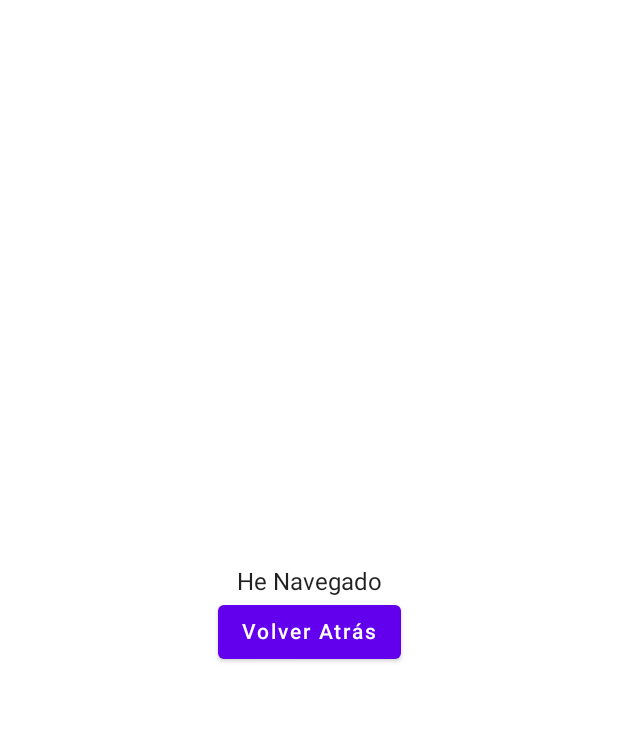
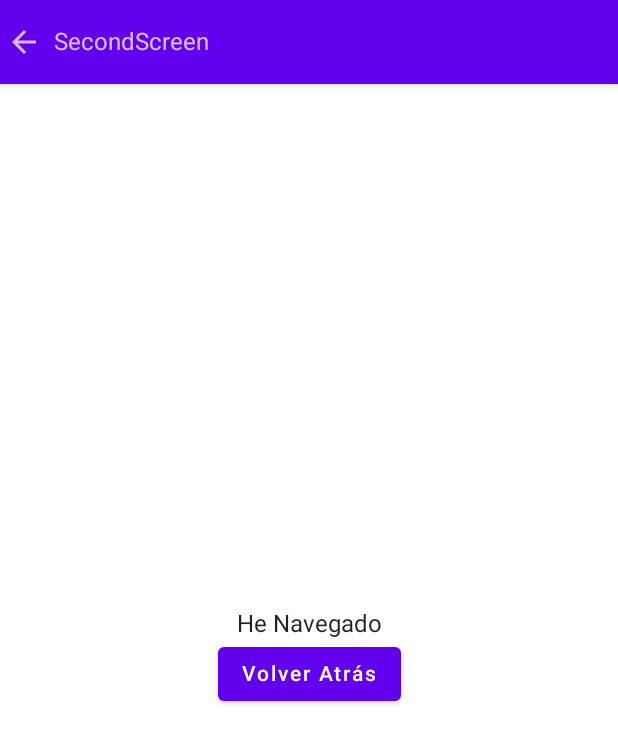
Before and after one commit to JBCampari/NavegaPantallas, an Android app built with Jetpack Compose: the SecondScreen screen opened through its navigation route, on a phone screen of 412 x 824 dp. Shown: the top 743 px of the screen. Run offline under Robolectric (Android 15) with nearby library versions, the light colour scheme and no system bars.

Commit message:
Por Fin!!!

```diff
--- a/app/src/main/java/com/example/navegapantallas/screens/FirstScreen.kt
+++ b/app/src/main/java/com/example/navegapantallas/screens/FirstScreen.kt
@@ -1,23 +1,29 @@
 package com.example.navegapantallas.screens
 
-import androidx.compose.foundation.layout.Arrangement
-import androidx.compose.foundation.layout.padding
-import androidx.compose.foundation.layout.Column
-import androidx.compose.foundation.layout.fillMaxSize
-import androidx.compose.material.Button
+import androidx.compose.foundation.clickable
+import androidx.compose.foundation.layout.*
+import androidx.compose.material.*
 import androidx.compose.runtime.Composable
-import androidx.compose.material.Scaffold
-import androidx.compose.material.Text
+import androidx.compose.material.icons.Icons
+import androidx.compose.material.icons.filled.ArrowBack
 import androidx.compose.ui.Alignment
 import androidx.compose.ui.Modifier
 import androidx.compose.ui.tooling.preview.Preview
+import androidx.compose.ui.unit.dp
 import androidx.navigation.NavController
+import com.example.navegapantallas.navigation.AppScreens
 
 @Composable
 fun FirstScreen(navController: NavController) {
 
-    Scaffold { padding ->
-        var modifier = Modifier.padding()
+    Scaffold (
+        topBar = {
+            TopAppBar() {
+               Spacer(modifier = Modifier.width(8.dp))
+                Text(text = "FirstScreen")
+            }
+        }
+            ){
         BodyContent(navController)
     }
 
@@ -33,7 +39,9 @@ fun BodyContent(navController: NavController) {
     ) {
 
         Text(text = "Hola Navegación")
-        Button(onClick = { /*TODO*/ }) {
+        Button(onClick = {
+            navController.navigate(route = AppScreens.SecondScreen.route)
+        }) {
             Text(text = "Navega")
         }
 
--- a/app/src/main/java/com/example/navegapantallas/screens/SecondScreen.kt
+++ b/app/src/main/java/com/example/navegapantallas/screens/SecondScreen.kt
@@ -1,23 +1,36 @@
 package com.example.navegapantallas.screens
 
-import androidx.compose.foundation.layout.Arrangement
-import androidx.compose.foundation.layout.padding
-import androidx.compose.foundation.layout.Column
-import androidx.compose.foundation.layout.fillMaxSize
-import androidx.compose.material.Button
+import androidx.compose.foundation.clickable
+import androidx.compose.foundation.layout.*
+import androidx.compose.material.*
 import androidx.compose.runtime.Composable
-import androidx.compose.material.Scaffold
-import androidx.compose.material.Text
 import androidx.compose.ui.Alignment
 import androidx.compose.ui.Modifier
 import androidx.compose.ui.tooling.preview.Preview
 import androidx.navigation.NavController
+import androidx.compose.material.icons.Icons
+import androidx.compose.material.icons.filled.ArrowBack
+import androidx.compose.ui.graphics.vector.ImageVector
+import androidx.compose.ui.unit.dp
 
 @Composable
 fun SecondScreen(navController: NavController) {
 
-    Scaffold { padding ->
-        var modifier = Modifier.padding()
+    Scaffold(
+        topBar= {
+            TopAppBar {
+                Icon(imageVector = Icons.Default.ArrowBack,
+                    contentDescription = "Arrow back",
+                    modifier = Modifier.clickable{
+                        navController.popBackStack()
+                    }
+                )
+
+                Spacer(modifier = Modifier.width(8.dp))
+                Text(text = "SecondScreen")
+            }
+        }
+    ) {
         SecondBodyContent(navController)
     }
 
@@ -33,7 +46,9 @@ fun SecondBodyContent(navController: NavController) {
     ) {
 
         Text(text = "He Navegado")
-        Button(onClick = { /*TODO*/ }) {
+        Button(onClick = {
+            navController.popBackStack()
+        }) {
             Text(text = "Volver Atrás")
         }
 
```
